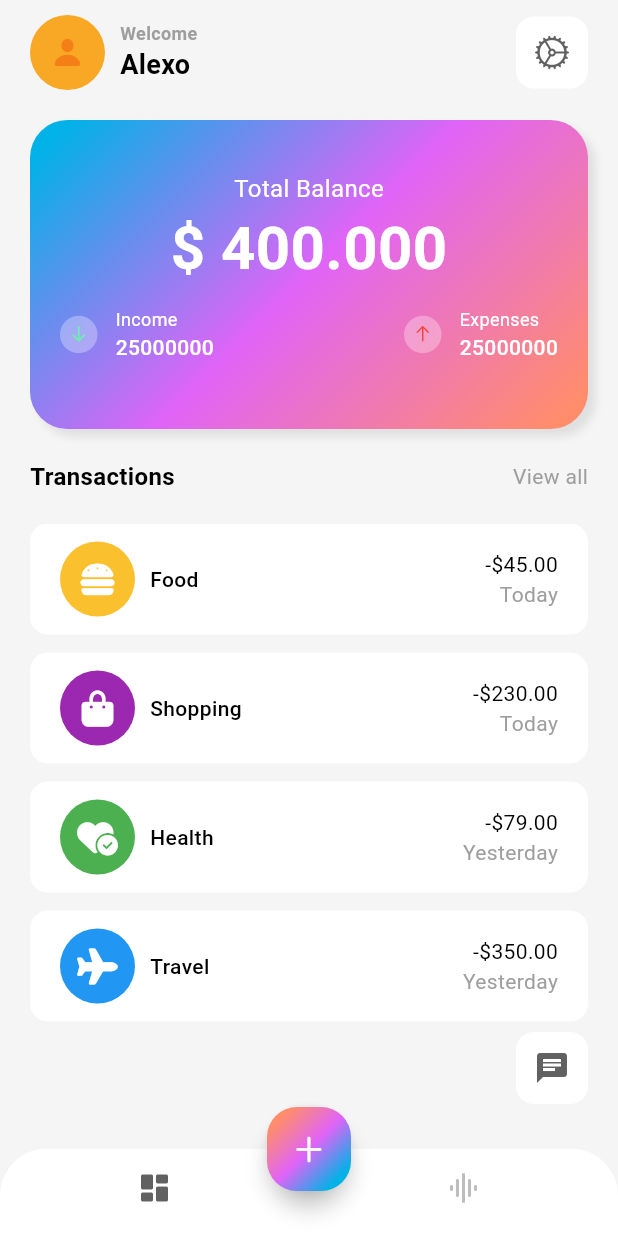
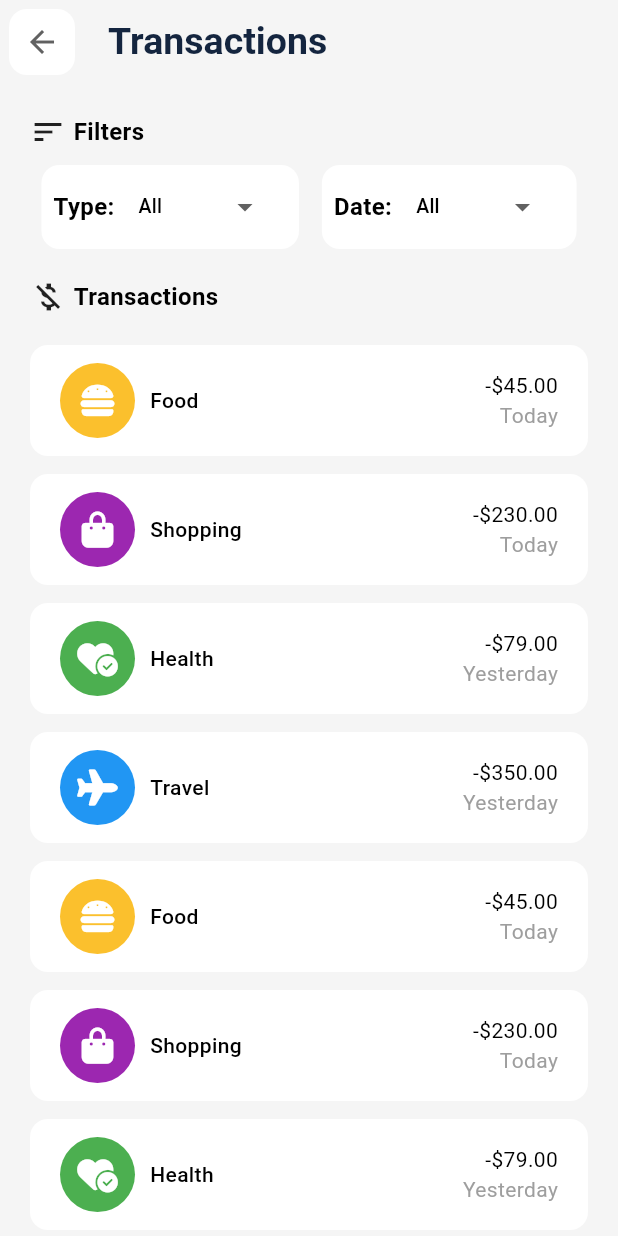
Before and after one commit to ZakariaeAmrani1/flutter_project, a Flutter app: the screen it shows after launch, after a tap on "View all", on a phone screen of 412 x 824 dp. Run offline on Flutter 3.47's test engine with Material 3 defaults, Android fonts, the light colour scheme and no system bars; drawn by our look-alikes of dropdown_button2; our stand-ins replace dash_chat_2, fl_chart, flutter_holo_date_picker, font_awesome_flutter; missing offline and left inert: groq_sdk, nation_code_picker.

Commit message:
commit11

```diff
--- a/frontend/flutter_application_1/lib/data/data.dart
+++ b/frontend/flutter_application_1/lib/data/data.dart
@@ -30,5 +30,34 @@ List<Map<String, dynamic>> transactionsData = [
     'name': 'Travel',
     'totalAmount': '-\$350.00',
     'date': 'Yesterday',
+  },
+  {
+    'icon': const FaIcon(FontAwesomeIcons.burger, color: Colors.white),
+    'color': Colors.yellow[700],
+    'name': 'Food',
+    'totalAmount': '-\$45.00',
+    'date': 'Today',
+  },
+  {
+    'icon': const FaIcon(FontAwesomeIcons.bagShopping, color: Colors.white),
+    'color': Colors.purple,
+    'name': 'Shopping',
+    'totalAmount': '-\$230.00',
+    'date': 'Today',
+  },
+  {
+    'icon':
+        const FaIcon(FontAwesomeIcons.heartCircleCheck, color: Colors.white),
+    'color': Colors.green,
+    'name': 'Health',
+    'totalAmount': '-\$79.00',
+    'date': 'Yesterday',
+  },
+  {
+    'icon': const FaIcon(FontAwesomeIcons.plane, color: Colors.white),
+    'color': Colors.blue,
+    'name': 'Travel',
+    'totalAmount': '-\$350.00',
+    'date': 'Yesterday',
   }
 ];
--- a/frontend/flutter_application_1/lib/screens/Home/views/main_screen.dart
+++ b/frontend/flutter_application_1/lib/screens/Home/views/main_screen.dart
@@ -5,6 +5,7 @@ import 'package:flutter/material.dart';
 import 'package:flutter_application_1/data/data.dart';
 import 'package:flutter_application_1/screens/chat/views/chat_screen.dart';
 import 'package:flutter_application_1/screens/settings/views/settings_screen.dart';
+import 'package:flutter_application_1/screens/transactions/views/transactions_screen.dart';
 
 class MainScreen extends StatelessWidget {
   const MainScreen({super.key});
@@ -240,7 +241,15 @@ class MainScreen extends StatelessWidget {
                     ),
                   ),
                   GestureDetector(
-                    onTap: () {},
+                    onTap: () {
+                      Navigator.push(
+                        context,
+                        MaterialPageRoute<void>(
+                          builder: (BuildContext context) =>
+                              const TransactionsScreen(),
+                        ),
+                      );
+                    },
                     child: const Text(
                       "View all",
                       style: TextStyle(
--- a/frontend/flutter_application_1/lib/screens/chat/views/chat_screen.dart
+++ b/frontend/flutter_application_1/lib/screens/chat/views/chat_screen.dart
@@ -5,6 +5,7 @@ import 'dart:math';
 import 'package:dash_chat_2/dash_chat_2.dart';
 import 'package:flutter/material.dart';
 import 'package:flutter_application_1/data/messages.dart';
+import 'package:flutter_application_1/screens/chat/views/key.dart';
 import 'package:groq_sdk/groq_sdk.dart';
 
 class ChatScreen extends StatefulWidget {
@@ -15,13 +16,11 @@ class ChatScreen extends StatefulWidget {
 }
 
 class _ChatScreenState extends State<ChatScreen> {
-  final customChat =
-      Groq('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')
-          .startNewChat(GroqModels.llama3_70b,
-              settings: GroqChatSettings(
-                temperature: 0.8, //More creative responses
-                maxTokens: 512, //shorter responses
-              ));
+  final customChat = Groq(APIKEY).startNewChat(GroqModels.llama3_70b,
+      settings: GroqChatSettings(
+        temperature: 0.8, //More creative responses
+        maxTokens: 512, //shorter responses
+      ));
 
   final ChatUser _user = ChatUser(
     id: '1',
--- /dev/null
+++ b/frontend/flutter_application_1/lib/screens/chat/views/key.dart
@@ -0,0 +1,4 @@
+import 'package:flutter/material.dart';
+
+// ignore: constant_identifier_names
+const APIKEY = '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';
--- a/frontend/flutter_application_1/lib/screens/settings/views/settings_screen.dart
+++ b/frontend/flutter_application_1/lib/screens/settings/views/settings_screen.dart
@@ -69,25 +69,15 @@ class _SettingsScreenState extends State<SettingsScreen> {
                               ),
                             ),
                             backgroundColor: Colors.transparent,
-                            leadingWidth: 60,
-                            leading: Padding(
-                              padding: const EdgeInsets.symmetric(
-                                  horizontal: 8.0, vertical: 6),
-                              child: Container(
-                                decoration: BoxDecoration(
-                                  color: Colors.white,
-                                  borderRadius: BorderRadius.circular(12),
-                                ),
-                                child: IconButton(
-                                  icon: Icon(
-                                    Icons.arrow_back,
-                                    color: Colors.grey.shade700,
-                                  ),
-                                  onPressed: () {
-                                    Navigator.pop(context);
-                                  },
-                                ),
+                            leadingWidth: 30,
+                            leading: IconButton(
+                              icon: const Icon(
+                                Icons.arrow_back,
+                                color: Colors.white,
                               ),
+                              onPressed: () {
+                                Navigator.pop(context);
+                              },
                             ),
                           ),
                         ],
--- a/frontend/flutter_application_1/lib/screens/stats/view/stats_screen.dart
+++ b/frontend/flutter_application_1/lib/screens/stats/view/stats_screen.dart
@@ -3,7 +3,9 @@ import 'dart:math';
 import 'package:flutter/cupertino.dart';
 import 'package:flutter/material.dart';
 import 'package:flutter_application_1/data/data.dart';
+import 'package:flutter_application_1/screens/settings/views/settings_screen.dart';
 import 'package:flutter_application_1/screens/stats/view/chart.dart';
+import 'package:flutter_application_1/screens/transactions/views/transactions_screen.dart';
 
 class StatsScreen extends StatefulWidget {
   const StatsScreen({super.key});
@@ -56,7 +58,15 @@ class _StatsScreenState extends State<StatsScreen>
                     borderRadius: BorderRadius.circular(12),
                   ),
                   child: IconButton(
-                    onPressed: () {},
+                    onPressed: () {
+                      Navigator.push(
+                        context,
+                        MaterialPageRoute<void>(
+                          builder: (BuildContext context) =>
+                              const SettingsScreen(),
+                        ),
+                      );
+                    },
                     icon: Icon(CupertinoIcons.settings,
                         color: Colors.grey.shade700),
                   ),
@@ -159,7 +169,7 @@ class _StatsScreenState extends State<StatsScreen>
                                       MainAxisAlignment.spaceBetween,
                                   children: [
                                     Text(
-                                      "Transactions",
+                                      "Income",
                                       style: TextStyle(
                                         color: Theme.of(context)
                                             .colorScheme
@@ -169,7 +179,15 @@ class _StatsScreenState extends State<StatsScreen>
                                       ),
                                     ),
                                     GestureDetector(
-                                      onTap: () {},
+                                      onTap: () {
+                                        Navigator.push(
+                                          context,
+                                          MaterialPageRoute<void>(
+                                            builder: (BuildContext context) =>
+                                                const TransactionsScreen(),
+                                          ),
+                                        );
+                                      },
                                       child: const Text(
                                         "View all",
                                         style: TextStyle(
@@ -323,7 +341,7 @@ class _StatsScreenState extends State<StatsScreen>
                                       MainAxisAlignment.spaceBetween,
                                   children: [
                                     Text(
-                                      "Transactions",
+                                      "Expenses",
                                       style: TextStyle(
                                         color: Theme.of(context)
                                             .colorScheme
@@ -333,7 +351,15 @@ class _StatsScreenState extends State<StatsScreen>
                                       ),
                                     ),
                                     GestureDetector(
-                                      onTap: () {},
+                                      onTap: () {
+                                        Navigator.push(
+                                          context,
+                                          MaterialPageRoute<void>(
+                                            builder: (BuildContext context) =>
+                                                const TransactionsScreen(),
+                                          ),
+                                        );
+                                      },
                                       child: const Text(
                                         "View all",
                                         style: TextStyle(
--- /dev/null
+++ b/frontend/flutter_application_1/lib/screens/transactions/views/transactions_screen.dart
@@ -0,0 +1,355 @@
+import 'package:dropdown_button2/dropdown_button2.dart';
+import 'package:flutter/material.dart';
+import 'package:flutter_application_1/data/data.dart';
+
+class TransactionsScreen extends StatefulWidget {
+  const TransactionsScreen({super.key});
+
+  @override
+  State<TransactionsScreen> createState() => _TransactionsScreenState();
+}
+
+class _TransactionsScreenState extends State<TransactionsScreen> {
+  List<String> types = [
+    'All',
+    'Income',
+    'Expenses',
+  ];
+  List<String> dates = [
+    'All',
+    'Today',
+    'This Week',
+    'This Mounth',
+  ];
+  String? selectedType = "All";
+  String? selectedDate = "All";
+
+  void setSelectedType(String? value) {
+    setState(() => selectedType = value);
+  }
+
+  @override
+  Widget build(BuildContext context) {
+    return Scaffold(
+      appBar: AppBar(
+        title: const Text(
+          "Transactions",
+          style: TextStyle(
+              color: Color.fromARGB(255, 20, 37, 63),
+              fontSize: 25,
+              fontWeight: FontWeight.bold),
+        ),
+        leading: Padding(
+          padding: const EdgeInsets.all(6.0),
+          child: Container(
+            decoration: BoxDecoration(
+              color: Colors.white,
+              borderRadius: BorderRadius.circular(12),
+            ),
+            child: IconButton(
+              icon: Icon(
+                Icons.arrow_back,
+                color: Colors.grey.shade700,
+              ),
+              onPressed: () {
+                Navigator.pop(context);
+              },
+            ),
+          ),
+        ),
+      ),
+      body: Padding(
+        padding: const EdgeInsets.symmetric(horizontal: 20, vertical: 0),
+        child: Column(
+          children: [
+            const SizedBox(
+              height: 20,
+            ),
+            Row(
+              mainAxisAlignment: MainAxisAlignment.start,
+              children: [
+                Row(
+                  children: [
+                    const Icon(
+                      Icons.sort,
+                    ),
+                    const SizedBox(
+                      width: 5,
+                    ),
+                    Text(
+                      "Filters",
+                      style: TextStyle(
+                        color: Theme.of(context).colorScheme.onSurface,
+                        fontWeight: FontWeight.bold,
+                        fontSize: 16,
+                      ),
+                    ),
+                  ],
+                ),
+              ],
+            ),
+            const SizedBox(
+              height: 10,
+            ),
+            Row(
+              mainAxisAlignment: MainAxisAlignment.spaceAround,
+              children: [
+                Container(
+                  decoration: BoxDecoration(
+                    borderRadius: BorderRadius.circular(12.0),
+                    color: Colors.white,
+                  ),
+                  child: Padding(
+                    padding: const EdgeInsets.all(8.0),
+                    child: Row(
+                      children: [
+                        Text(
+                          "Type:",
+                          style: TextStyle(
+                            color: Theme.of(context).colorScheme.onSurface,
+                            fontWeight: FontWeight.bold,
+                            fontSize: 16,
+                          ),
+                        ),
+                        DropdownButtonHideUnderline(
+                          child: DropdownButton2<String>(
+                            isExpanded: true,
+                            hint: Text(
+                              'Select Item',
+                              style: TextStyle(
+                                fontSize: 14,
+                                color: Theme.of(context).hintColor,
+                              ),
+                            ),
+                            items: types
+                                .map((String item) => DropdownMenuItem<String>(
+                                      value: item,
+                                      child: Text(
+                                        item,
+                                        style: const TextStyle(
+                                          fontSize: 13,
+                                        ),
+                                      ),
+                                    ))
+                                .toList(),
+                            value: selectedType,
+                            onChanged: (String? value) {
+                              setState(() {
+                                selectedType = value;
+                              });
+                            },
+                            buttonStyleData: const ButtonStyleData(
+                              padding: EdgeInsets.symmetric(horizontal: 16),
+                              height: 40,
+                              width: 115,
+                            ),
+                            dropdownStyleData: DropdownStyleData(
+                              maxHeight: 200,
+                              decoration: BoxDecoration(
+                                color: Colors.white,
+                                shape: BoxShape.rectangle,
+                                borderRadius: BorderRadius.circular(10.0),
+                                boxShadow: const [
+                                  BoxShadow(
+                                    blurRadius: 4,
+                                    color: Colors.transparent,
+                                    offset: Offset(5, 5),
+                                  ),
+                                ],
+                              ),
+                            ),
+                            menuItemStyleData: const MenuItemStyleData(
+                              height: 40,
+                            ),
+                          ),
+                        ),
+                      ],
+                    ),
+                  ),
+                ),
+                Container(
+                  decoration: BoxDecoration(
+                    borderRadius: BorderRadius.circular(12.0),
+                    color: Colors.white,
+                  ),
+                  child: Padding(
+                    padding: const EdgeInsets.all(8.0),
+                    child: Row(
+                      children: [
+                        Text(
+                          "Date:",
+                          style: TextStyle(
+                            color: Theme.of(context).colorScheme.onSurface,
+                            fontWeight: FontWeight.bold,
+                            fontSize: 16,
+                          ),
+                        ),
+                        DropdownButtonHideUnderline(
+                          child: DropdownButton2<String>(
+                            isExpanded: true,
+                            hint: Text(
+                              'Select Item',
+                              style: TextStyle(
+                                fontSize: 14,
+                                color: Theme.of(context).hintColor,
+                              ),
+                            ),
+                            items: dates
+                                .map((String item) => DropdownMenuItem<String>(
+                                      value: item,
+                                      child: Text(
+                                        item,
+                                        style: const TextStyle(
+                                          fontSize: 13,
+                                        ),
+                                      ),
+                                    ))
+                                .toList(),
+                            value: selectedDate,
+                            onChanged: (String? value) {
+                              setState(() {
+                                selectedDate = value;
+                              });
+                            },
+                            buttonStyleData: const ButtonStyleData(
+                              padding: EdgeInsets.symmetric(horizontal: 16),
+                              height: 40,
+                              width: 115,
+                            ),
+                            dropdownStyleData: DropdownStyleData(
+                              maxHeight: 200,
+                              width: 120,
+                              decoration: BoxDecoration(
+                                color: Colors.white,
+                                shape: BoxShape.rectangle,
+                                borderRadius: BorderRadius.circular(10.0),
+                                boxShadow: const [
+                                  BoxShadow(
+                                    blurRadius: 4,
+                                    color: Colors.transparent,
+                                    offset: Offset(5, 5),
+                                  ),
+                                ],
+                              ),
+                            ),
+                            menuItemStyleData: const MenuItemStyleData(
+                              height: 40,
+                            ),
+                          ),
+                        ),
+                      ],
+                    ),
+                  ),
+                ),
+              ],
+            ),
+            const SizedBox(
+              height: 20,
+            ),
+            Row(
+              mainAxisAlignment: MainAxisAlignment.start,
+              children: [
+                Row(
+                  children: [
+                    const Icon(
+                      Icons.money_off_csred_sharp,
+                    ),
+                    const SizedBox(
+                      width: 5,
+                    ),
+                    Text(
+                      "Transactions",
+                      style: TextStyle(
+                        color: Theme.of(context).colorScheme.onSurface,
+                        fontWeight: FontWeight.bold,
+                        fontSize: 16,
+                      ),
+                    ),
+                  ],
+                ),
+              ],
+            ),
+            const SizedBox(
+              height: 20,
+            ),
+            Expanded(
+              child: ListView.builder(
+                itemCount: transactionsData.length,
+                itemBuilder: (context, int i) {
+                  return Padding(
+                    padding: const EdgeInsets.only(bottom: 12.0),
+                    child: Container(
+                      decoration: BoxDecoration(
+                        color: Colors.white,
+                        borderRadius: BorderRadius.circular(12),
+                      ),
+                      child: Padding(
+                        padding: const EdgeInsets.symmetric(
+                          vertical: 12.0,
+                          horizontal: 20,
+                        ),
+                        child: Row(
+                          mainAxisAlignment: MainAxisAlignment.spaceBetween,
+                          children: [
+                            Row(
+                              children: [
+                                Container(
+                                  alignment: Alignment.center,
+                                  width: 50,
+                                  height: 50,
+                                  decoration: BoxDecoration(
+                                    color: transactionsData[i]['color'],
+                                    shape: BoxShape.circle,
+                                  ),
+                                  child: transactionsData[i]['icon'],
+                                ),
+                                const SizedBox(
+                                  width: 10,
+                                ),
+                                Text(
+                                  transactionsData[i]['name'],
+                                  style: TextStyle(
+                                    fontSize: 14,
+                                    color:
+                                        Theme.of(context).colorScheme.onSurface,
+                                    fontWeight: FontWeight.w500,
+                                  ),
+                                )
+                              ],
+                            ),
+                            Column(
+                              crossAxisAlignment: CrossAxisAlignment.end,
+                              children: [
+                                Text(
+                                  transactionsData[i]['totalAmount'],
+                                  style: TextStyle(
+                                    fontSize: 14,
+                                    color:
+                                        Theme.of(context).colorScheme.onSurface,
+                                    fontWeight: FontWeight.w400,
+                                  ),
+                                ),
+                                Text(
+                                  transactionsData[i]['date'],
+                                  style: const TextStyle(
+                                    fontSize: 14,
+                                    color: Colors.grey,
+                                    fontWeight: FontWeight.w400,
+                                  ),
+                                ),
+                              ],
+                            )
+                          ],
+                        ),
+                      ),
+                    ),
+                  );
+                },
+              ),
+            ),
+          ],
+        ),
+      ),
+    );
+  }
+}
--- a/frontend/flutter_application_1/pubspec.yaml
+++ b/frontend/flutter_application_1/pubspec.yaml
@@ -48,6 +48,7 @@ dependencies:
   gender_picker: ^1.1.0
   dash_chat_2: ^0.0.21
   groq_sdk: ^0.2.4
+  flutter_dotenv: ^5.2.1
 
 dev_dependencies:
   flutter_test:
```
Also changed, not shown: frontend/flutter_application_1/pubspec.lock, 1 other file.
